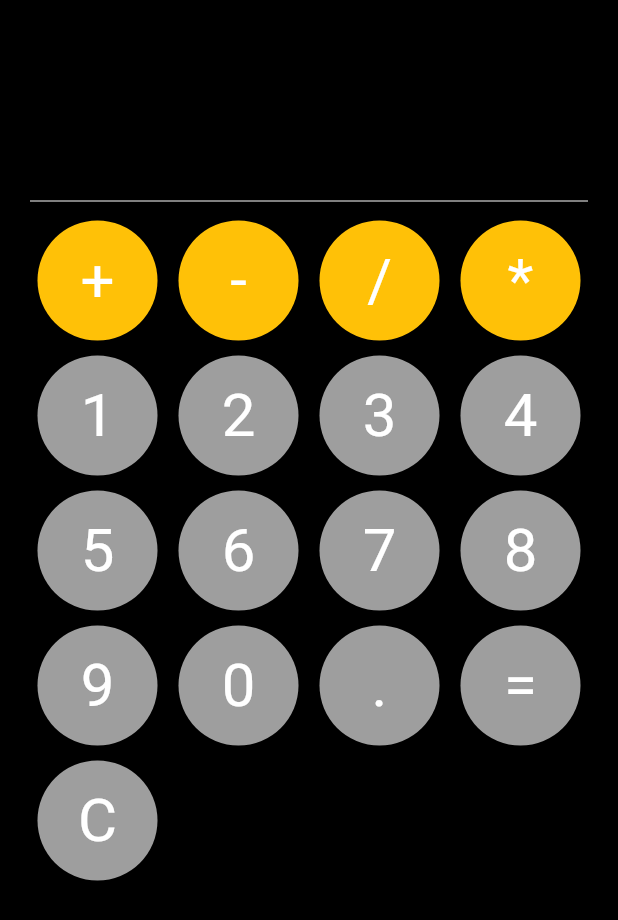
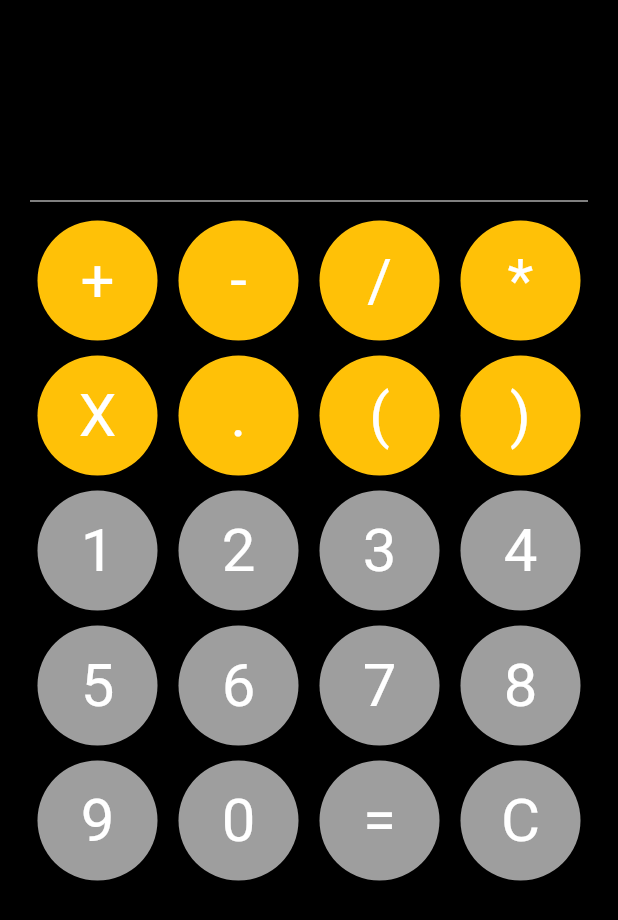
Before and after one commit to USSRFantom/Calculator, a Flutter app: the screen it shows after launch, on a phone screen of 412 x 824 dp. Shown: the top 920 px of the screen. Run offline on Flutter 3.47's test engine with Material 2 defaults, Android fonts, the phone set to English and light mode, and no system bars.

Commit message:
обновил дизайн

```diff
--- a/lib/main.dart
+++ b/lib/main.dart
@@ -36,6 +36,10 @@ class _MyHomePageState extends State<MyHomePage> {
     '-',
     '/',
     '*',
+    'X',
+    '.',
+    '(',
+    ')',
     '1',
     '2',
     '3',
@@ -46,7 +50,6 @@ class _MyHomePageState extends State<MyHomePage> {
     '8',
     '9',
     '0',
-    '.',
     '=',
     'C',
   ];
@@ -88,14 +91,6 @@ class _MyHomePageState extends State<MyHomePage> {
                   (index) {
                     return Padding(
                       padding: const EdgeInsets.all(5.0),
-                      child: Container(
-                        width: 30,
-                        height: 30,
-                        decoration: BoxDecoration(
-                          color: index < 4 ? Colors.amber : Colors.grey,
-                          shape: BoxShape.circle,
-                        ),
-                        child: Center(
                       child: InkWell(
                         onTap: () {
                           if (simbol[index].toString() == 'C') {
@@ -124,6 +119,14 @@ class _MyHomePageState extends State<MyHomePage> {
                             }
                           }
                         },
+                        child: Container(
+                          width: 30,
+                          height: 30,
+                          decoration: BoxDecoration(
+                            color: index < 8 ? Colors.amber : Colors.grey,
+                            shape: BoxShape.circle,
+                          ),
+                          child: Center(
                             child: Text(
                               simbol[index].toString(),
                               style: const TextStyle(
```
Lines whose indentation alone changed are shown as unchanged.
